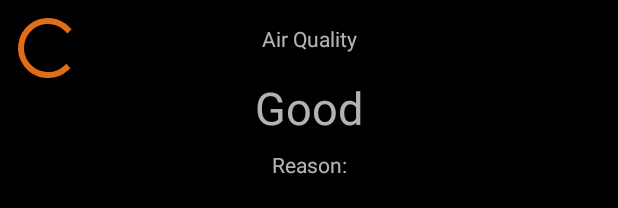
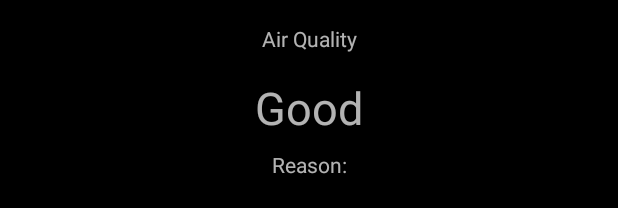
Before and after one commit to pksokolowski/Smog-Alert, an Android app: the layout activity_main.xml on its own in the app's theme, with its tools: preview values and no code run, on a phone screen of 412 x 824 dp. Shown: the top 208 px of the screen. Run offline under Robolectric (Android 15) with nearby library versions, the phone set to English and light mode, and no system bars.

Commit message:
fix loading indicator appearing when not loading
Animated loading indicator is no longer visible when no update procedure
is started at all. It is only shown while the procedure is in progress.

```diff
--- a/app/src/main/res/layout/activity_main.xml
+++ b/app/src/main/res/layout/activity_main.xml
@@ -47,7 +47,8 @@
         android:layout_marginTop="8dp"
         android:indeterminate="true"
         app:layout_constraintStart_toStartOf="parent"
-        app:layout_constraintTop_toTopOf="parent" />
+        app:layout_constraintTop_toTopOf="parent"
+        tools:visibility="invisible" />
 
     <TextView
         android:id="@+id/textView3"
@@ -68,11 +69,11 @@
         android:layout_marginEnd="8dp"
         android:layout_marginStart="8dp"
         android:layout_marginTop="8dp"
+        android:textAlignment="center"
         app:layout_constraintEnd_toEndOf="parent"
         app:layout_constraintStart_toStartOf="parent"
         app:layout_constraintTop_toBottomOf="@+id/air_quality_textview"
-        tools:text="Reason:"
-        android:textAlignment="center"/>
+        tools:text="Reason:" />
 
     <TextView
         android:id="@+id/warningLevelDescription"
```
